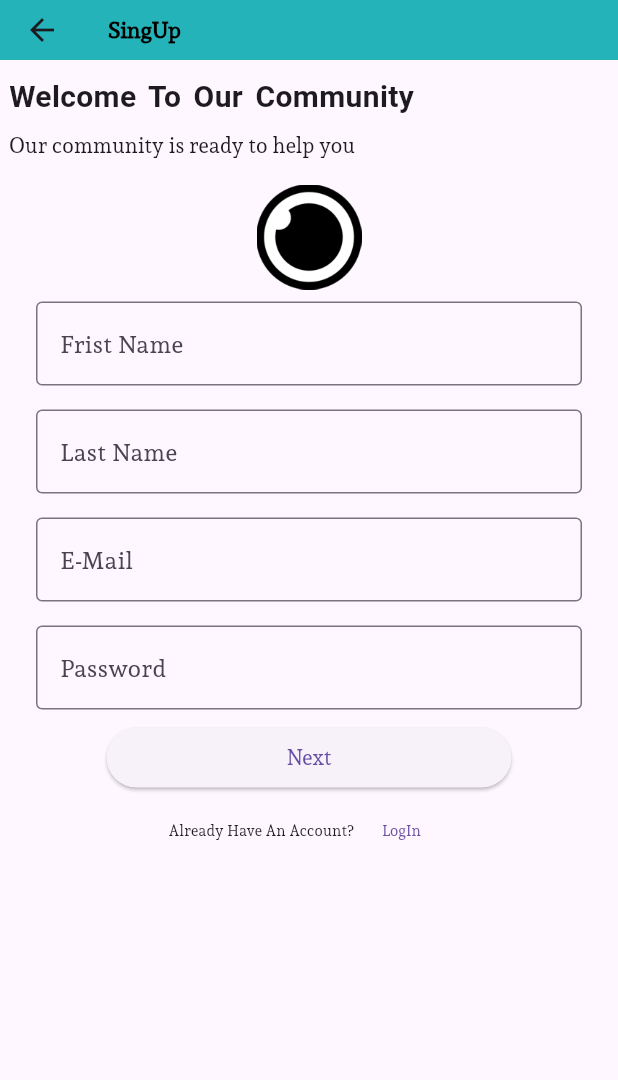
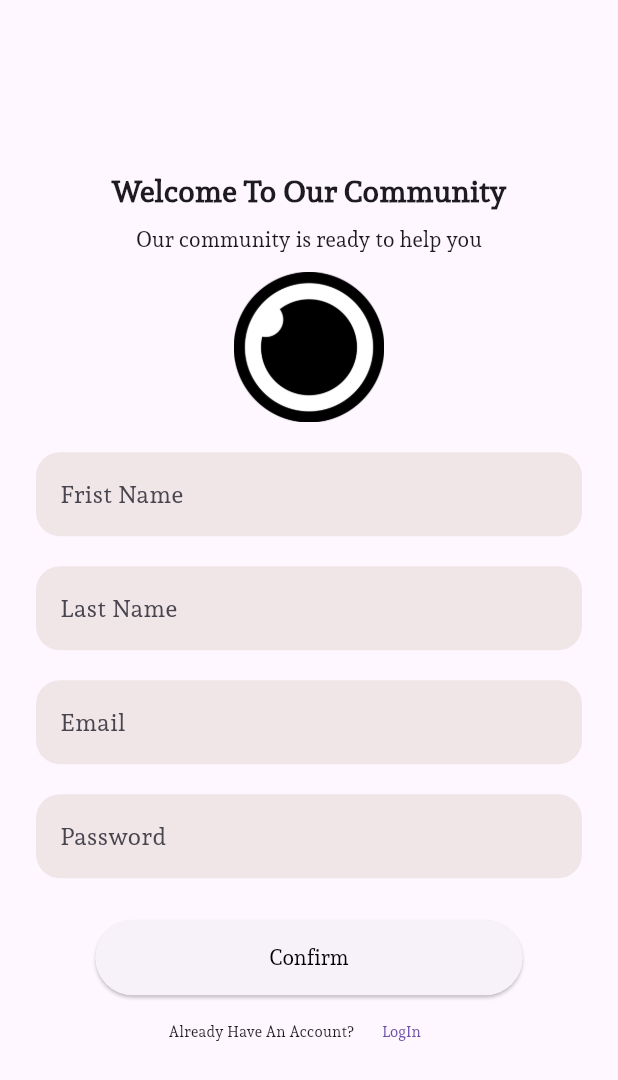
Before and after one commit to MdSohidUllahChowdhury/Save-Ideas-App, a Flutter app: the Welcome screen opened directly, after a tap on "SingUp", on a phone screen of 412 x 824 dp. Shown: the top 1080 px of the screen. Run offline on Flutter 3.47's test engine with Material 3 defaults, Android fonts, the phone set to English and light mode, and no system bars; our stand-ins replace flutter_screenutil, get; Roboto replaces fonts that are missing (addressCity).

Commit message:
Validate confirmed

```diff
--- a/lib/Model/main.dart
+++ b/lib/Model/main.dart
@@ -1,4 +1,5 @@
 import 'package:flutter/material.dart';
+import 'package:get/get.dart';
 import 'package:to_do/View/Intro Screen/splashscreen.dart';
 import 'package:flutter_screenutil/flutter_screenutil.dart';
 
@@ -15,7 +16,7 @@ class MyApp extends StatelessWidget {
     return ScreenUtilInit(ensureScreenSize: true,
       designSize:const Size(350, 640),
       child:
-      MaterialApp(
+      GetMaterialApp(
       theme: ThemeData(
         fontFamily: 'Kenia'
       ),
--- a/lib/View/Intro Screen/singup.dart
+++ b/lib/View/Intro Screen/singup.dart
@@ -1,124 +1,114 @@
 import 'package:flutter/material.dart';
+import 'package:get/get.dart';
 import 'package:to_do/View/Intro Screen/login.dart';
+import 'package:to_do/Widgets/form.dart';
 
 class SingUp extends StatelessWidget {
   const SingUp({super.key});
 
   @override
   Widget build(BuildContext context) {
+
+    // ignore: no_leading_underscores_for_local_identifiers
+    final _formkey = GlobalKey<FormState>();
+
     return Scaffold(
-        appBar: AppBar(
-          toolbarHeight: 40,
-          elevation: 0,
-          backgroundColor: const Color.fromARGB(255, 35, 179, 184),
-          title: const Text(
-            "SingUp",
-            textAlign: TextAlign.left,
+        body: Padding(
+          padding: const EdgeInsets.all(6.0),
+          child: Column(
+            mainAxisAlignment: MainAxisAlignment.center,
+            crossAxisAlignment: CrossAxisAlignment.center,
+          children: [
+             const Text("Welcome To Our Community",
                 style: TextStyle(
-                color: Colors.black,
-                 fontSize: 15,
-                  fontWeight: FontWeight.bold),
+                  fontWeight: FontWeight.bold,
+                  fontSize: 20,
                 ),
               ),
 
-        body: Padding(
-          padding: const EdgeInsets.all(6.0),
-          child: Column(mainAxisAlignment: MainAxisAlignment.start,
+              const SizedBox(height: 8),
+              const Text("Our community is ready to help you"),
+              const SizedBox(height: 12),
+              Image.asset('lib/Controller/Assets/image/circle.png',
+              fit: BoxFit.fitWidth,
+              height: 100,),
+              const SizedBox(height: 12),
+
+               Form(
+                key: _formkey,
+                child: Column(
                   children: [
-            const SizedBox(
-              height: 4,
+
+                    const FormSection(
+                      nameit: 'Frist Name',
+                      isMust:true ,
                       ),
-            const Row(
+
+                    const SizedBox(height:4),
+
+                    const FormSection(
+                      nameit: 'Last Name',
+                      isMust:true ,
+                      ),
+
+                    const SizedBox(height:4),
+
+                    const FormSection(
+                      nameit: 'Email',
+                      isMust:true ,
+                      ),
+
+                    const SizedBox(height:4),
+
+                    const FormSection(
+                      nameit: 'Password',
+                      ispassword: true,
+                      isMust: true,
+                      ),
+
+                    const SizedBox(height:20),
+
+                   ElevatedButton(
+                  onPressed:() {
+
+                    if(_formkey.currentState!.validate()
+                    )
+                    {
+                    Get.offAll(const LogIn());
+                    }
+
+                  },
+                  style: TextButton.styleFrom(
+                    minimumSize: const Size(285, 50),
+                   ),
+                  child: const Text('Confirm',
+                   style: TextStyle(color: Colors.black)
+                    )
+                   ),
+
+                  ],
+                )
+              ),
+
+
+            Row(
+              mainAxisAlignment: MainAxisAlignment.center,
               children: [
-                Text(
-                  "Welcome To Our Community",
-                  style: TextStyle(
-                    fontFamily: AutofillHints.addressCity,
-                    fontWeight: FontWeight.bold,
-                    fontSize: 20,
-                    wordSpacing: 3,
+                const Text("Already Have An Account?",
+                  style: TextStyle(fontSize: 10),
+                ),
+            TextButton(
+              onPressed: () => Get.to(const LogIn()),
+              child: const Text("LogIn",
+                style: TextStyle(fontSize: 10),
               ),
             ),
               ],
             ),
-            const SizedBox(
-              height: 8,
-            ),
-            const Row(
-              children: [
-                Text("Our community is ready to help you"),
-              ],
-            ),
-            const SizedBox(height: 16),
-            // ignore: sized_box_for_whitespace
-            Container(
-              height: 70,
-              width: 70,
-              child: Image.asset('lib/Controller/Assets/image/circle.png'),
-            ),
-            Padding(
-              padding: const EdgeInsets.symmetric(horizontal: 18, vertical: 8),
-              child: TextFormField(
-                decoration: const InputDecoration(
-                    labelText: "Frist Name", border: OutlineInputBorder()),
-              ),
-            ),
-            Padding(
-              padding: const EdgeInsets.symmetric(horizontal: 18, vertical: 8),
-              child: TextFormField(
-                decoration: const InputDecoration(
-                    labelText: "Last Name", border: OutlineInputBorder()),
-              ),
-            ),
-            Padding(
-              padding: const EdgeInsets.symmetric(horizontal: 18, vertical: 8),
-              child: TextFormField(
-                decoration: const InputDecoration(
-                    labelText: "E-Mail", border: OutlineInputBorder()),
-              ),
-            ),
-            Padding(
-              padding: const EdgeInsets.symmetric(horizontal: 18, vertical: 8),
-              child: TextFormField(
-                obscureText: true,
-                decoration: const InputDecoration(
-                    labelText: "Password", border: OutlineInputBorder()),
-              ),
-            ),
-            ElevatedButton(
-                onPressed: () {
-                  Navigator.push(
-                      context,
-                      MaterialPageRoute(
-                        builder: (context) => const LogIn(),
-                      ));
-                },
-                style: TextButton.styleFrom(
-                  minimumSize: const Size(270, 40),),
-                child: const Text("Next"),
-                ),
-            Row(mainAxisAlignment: MainAxisAlignment.center,
-              children: [
-                const Text(
-                  "Already Have An Account?",
-                  style: TextStyle(fontSize: 10),
-                ),
-                TextButton(
-                  onPressed: () {
-                    Navigator.push(
-                        context,
-                        MaterialPageRoute(
-                          builder: (context) => const LogIn(),
-                        ));
-                  },
-                  child: const Text(
-                    "LogIn",
-                    style: TextStyle(fontSize: 10),
+
+          ]
           ),
         )
-              ],
-            )
-          ]),
-        ));
+      );
   }
 }
--- a/lib/View/Intro Screen/welcome_page.dart
+++ b/lib/View/Intro Screen/welcome_page.dart
@@ -1,4 +1,5 @@
 import 'package:flutter/material.dart';
+import 'package:get/get.dart';
 import 'package:to_do/View/Intro Screen/login.dart';
 import 'package:to_do/View/Intro Screen/singup.dart';
 
@@ -9,70 +10,64 @@ class Welcome extends StatelessWidget {
   Widget build(BuildContext context) {
     return Scaffold(
         body: Padding(
-      padding: const EdgeInsets.all(6.0),
-      child: Column(mainAxisAlignment: MainAxisAlignment.center, children: [
-        const Text(
-          "Welcome To Our Community",
+        padding: const EdgeInsets.all(6.0),
+        child:
+         Column(
+          mainAxisAlignment: MainAxisAlignment.center,
+          children: [
+          const Text("Welcome To Our Community",
+          textAlign: TextAlign.center,
           style: TextStyle(
-            fontFamily: AutofillHints.addressCity,
             fontWeight: FontWeight.bold,
             fontSize: 35,
-            wordSpacing: 2,
             letterSpacing: 1,
           ),
         ),
-        const SizedBox(
-          height: 8,
-        ),
-        const Row(
-          children: [
-            Text("Our community is ready to help you"),
-          ],
-        ),
-        const SizedBox(
-          height: 15,
-        ),
-        // ignore: sized_box_for_whitespace
-        Container(
-            height: 120,
-            width: 120,
-            child: Image.asset('lib/Controller/Assets/image/circle.png')),
-        const SizedBox(
-          height: 8,
-        ),
+
+        const SizedBox(height: 8),
+
+        const Text("Our community is ready to help you"),
+
+        const SizedBox(height: 15),
+
+        Image.asset('lib/Controller/Assets/image/circle.png'),
+
+        const SizedBox(height: 8),
+
         const Text("Get In Through"),
-        const SizedBox(
-          height: 6,
-        ),
+        const SizedBox(height: 6),
+
         ElevatedButton(
-            onPressed: () {
-              Navigator.push(
-                  context,
-                  MaterialPageRoute(
-                    builder: (context) => const SingUp(),
-                  ));
-            },
+
+            onPressed: () =>Get.offAll(const SingUp()),
             style: TextButton.styleFrom(
-                 minimumSize: const Size(240, 40),
+                 minimumSize: const Size(280, 50),
                  backgroundColor: Colors.orange),
-            child: const Text("SingUp")
-                 ),
-        const SizedBox(
-          height: 12,
-        ),
+            child: const Text("SingUp",
+             style:TextStyle(
+              fontSize: 18,
+              color: Colors.black,
+              )
+             )
+            ),
+        const SizedBox(height: 12),
+
         ElevatedButton(
-            onPressed: () {
-              Navigator.push(
-                  context,
-                  MaterialPageRoute(
-                    builder: (context) => const LogIn(),
-                  ));
-            },
+            onPressed:() => Get.offAll(const LogIn()),
             style: TextButton.styleFrom(
-              minimumSize: const Size(240, 40),
+              minimumSize: const Size(280, 50),
             ),
-            child: const Text("LogIn"))
-      ]),
-    ));
+            child: const Text("LogIn",
+             style:TextStyle(
+              fontSize: 18,
+              color: Colors.black,
+              )
+             )
+            ),
+      ]
+
+      ),
+     )
+    );
   }
 }
--- /dev/null
+++ b/lib/Widgets/form.dart
@@ -0,0 +1,46 @@
+import 'package:flutter/material.dart';
+
+class FormSection extends StatelessWidget {
+  final String nameit;
+  final bool? ispassword;
+  final bool? isMust;
+  const FormSection({super.key,
+  required this.nameit,
+   this.ispassword,
+   this.isMust});
+
+  @override
+  Widget build(BuildContext context) {
+    return Padding(
+      padding: const EdgeInsets.symmetric(
+        horizontal: 18,
+        vertical: 8
+        ),
+
+      child: TextFormField(
+        validator: isMust == true ? (String? value)
+        {
+          if(value == null || value.isEmpty){
+            return 'Fill Requier Box';
+          }else{
+            return null;
+          }
+        }:
+        null,
+        obscureText: ispassword == true,
+
+        decoration:InputDecoration(
+            filled: true,
+            fillColor: const Color.fromARGB(192, 235, 224, 224),
+            labelText:nameit,
+
+            border: OutlineInputBorder(
+              borderRadius:BorderRadius.circular(16),
+              borderSide: BorderSide.none,
+            ),
+
+        ),
+      ),
+    );
+  }
+}
--- a/pubspec.yaml
+++ b/pubspec.yaml
@@ -36,6 +36,7 @@ dependencies:
   # Use with the CupertinoIcons class for iOS style icons.
   cupertino_icons: ^1.0.2
   flutter_screenutil: ^5.9.0
+  get: ^4.6.6
 
 dev_dependencies:
   flutter_test:
```
Also changed, not shown: lib/View/Intro Screen/login.dart (+75 -98 lines), lib/View/Intro Screen/splashscreen.dart (+10 -7 lines), pubspec.lock. Lines whose indentation alone changed are shown as unchanged.
